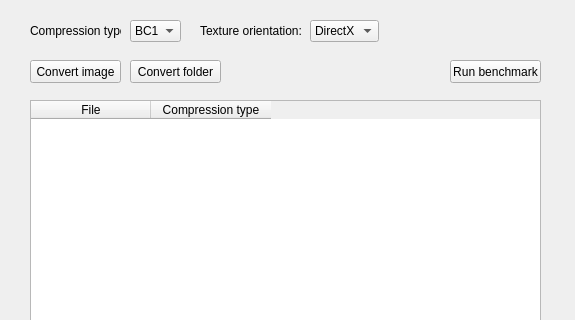
Above: Widgets/MainWindow.ui from KostyaNes/Multithreaded-DDS-Converter before the change; both pictures show x 0 to 575 and y 0 to 320 of the 575 by 587 pixel window. Below: the same form after it.
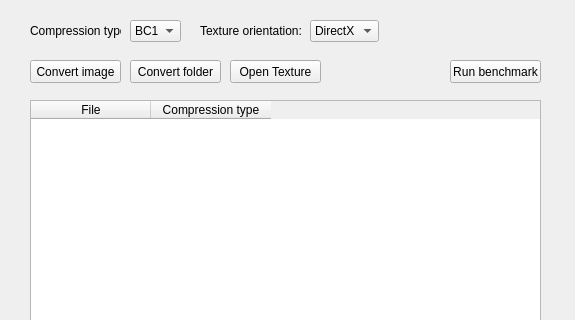
That is the form after the change.

Commit message: Add Texture Previewer + OpenGL/DirectX Texture orientation

```diff
--- a/Widgets/MainWindow.ui
+++ b/Widgets/MainWindow.ui
@@ -209,6 +209,19 @@
      <string>Run benchmark</string>
     </property>
    </widget>
+   <widget class="QPushButton" name="openTextureButton">
+    <property name="geometry">
+     <rect>
+      <x>230</x>
+      <y>60</y>
+      <width>91</width>
+      <height>23</height>
+     </rect>
+    </property>
+    <property name="text">
+     <string>Open Texture</string>
+    </property>
+   </widget>
   </widget>
   <widget class="QMenuBar" name="menubar">
    <property name="geometry">
```
Left out of the diff: 2 changed lines with no effect on the pictures. The commit also changes 17 other files.
